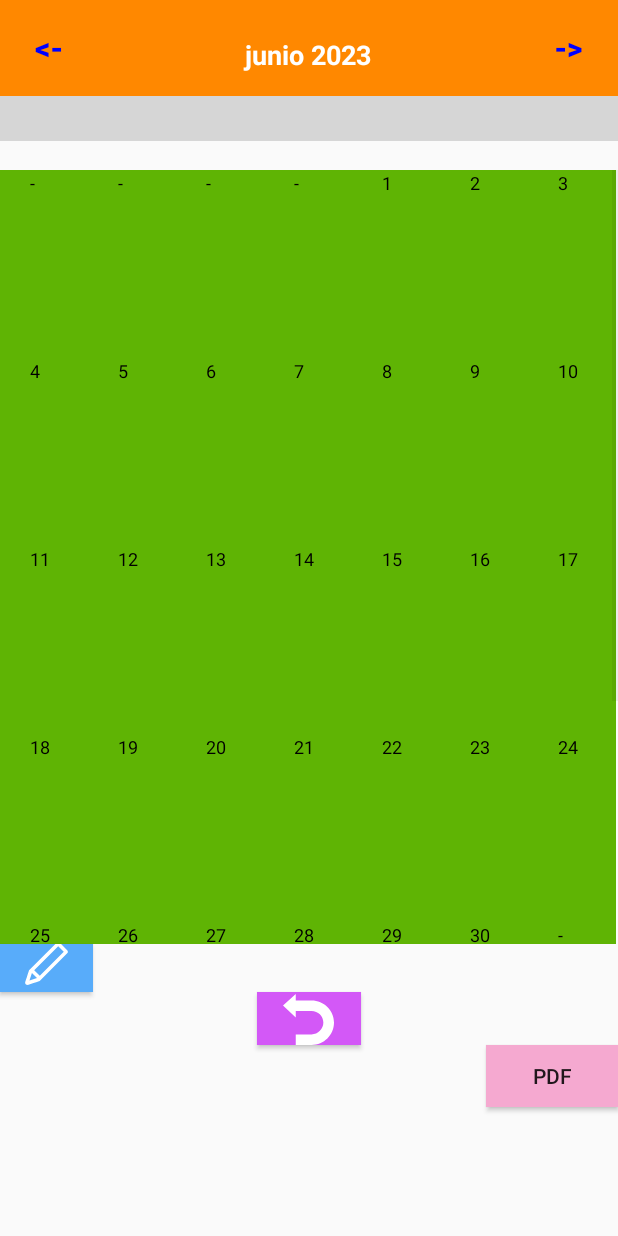
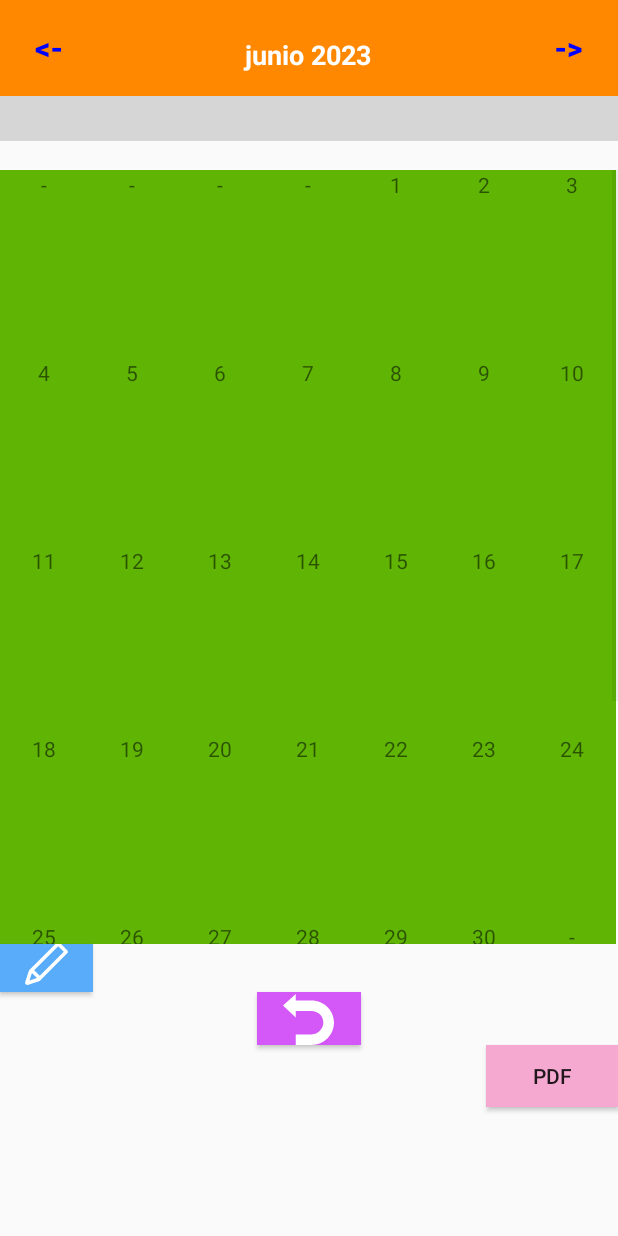
Before and after one commit to daniel-colmenares/TFG, an Android app: the MainActivity screen opened directly, with no data from a screen before it, on a phone screen of 412 x 824 dp. Run offline under Robolectric (Android 15) with nearby library versions, the phone set to English and light mode, and no system bars; libraries missing offline, so code that uses them is left out: com.itextpdf.text; pictures from the network do not load; grey boxes are pictures that could not be loaded.

Commit message:
pequeños cambios diseño

```diff
--- a/app/src/main/java/com/example/tfg/MyGridAdapter.java
+++ b/app/src/main/java/com/example/tfg/MyGridAdapter.java
@@ -82,11 +82,23 @@ public class MyGridAdapter extends ArrayAdapter {
             view = inflater.inflate(R.layout.single_cell_layout,parent,false);
         }
         view.setBackgroundColor(Color.parseColor(cellColor));
-        //nombreCal = parent.findViewById(R.id.NombreCalView);
+        //view.setBackgroundResource(R.drawable.cell_border);
+
+        // Obtener el color del fondo de la celda
+        /*int backgroundColor = Color.parseColor(cellColor);
+
+// Obtener el borde definido en el archivo de forma "cell_border.xml"
+        Drawable borderDrawable = AppCompatResources.getDrawable(getContext(),R.drawable.cell_border);
+
+// Crear una capa que combina el color de fondo y el borde
+        Drawable[] layers = {borderDrawable, new ColorDrawable(backgroundColor)};
+        LayerDrawable layerDrawable = new LayerDrawable(layers);
+
+// Establecer el fondo de la vista como la capa combinada
+        view.setBackground(layerDrawable);*/
 
 
 
-        //view.setBackgroundColor(getContext().getResources().getColor(R.color.green));
         /*lunes = view.findViewById(R.id.lunes);
         martes = view.findViewById(R.id.martes);
         miercoles = view.findViewById(R.id.miercoles);
@@ -130,8 +142,8 @@ public class MyGridAdapter extends ArrayAdapter {
         TextView Link1 = view.findViewById(R.id.link1);
         TextView Event2 = view.findViewById(R.id.evento2);
         TextView Link2 = view.findViewById(R.id.link2);
-
         ImageView EventImage = view.findViewById(R.id.imagenEvento);
+        //TextView NombreCal = view.findViewById(R.id.NombreCalView);
         if (monthDate.getTime()==0){
             Day_Number.setText("-");
         }else {
@@ -143,6 +155,7 @@ public class MyGridAdapter extends ArrayAdapter {
                 Event2.setTypeface(typeface);
                 Link1.setTypeface(typeface);
                 Link2.setTypeface(typeface);
+               //NombreCal.setTypeface(typeface);
             }
             else if (fuenteLetra.equals("serif")){
                 Typeface typeface = Typeface.create(Typeface.SERIF, Typeface.NORMAL);
@@ -151,6 +164,7 @@ public class MyGridAdapter extends ArrayAdapter {
                 Event2.setTypeface(typeface);
                 Link1.setTypeface(typeface);
                 Link2.setTypeface(typeface);
+                //NombreCal.setTypeface(typeface);
             }
             else if (fuenteLetra.equals("times")){
                 Typeface typeface = Typeface.createFromAsset(getContext().getAssets(), "fonts/times.ttf");
@@ -160,6 +174,7 @@ public class MyGridAdapter extends ArrayAdapter {
                 Event2.setTypeface(typeface);
                 Link1.setTypeface(typeface);
                 Link2.setTypeface(typeface);
+                //NombreCal.setTypeface(typeface);
             }
             else if (fuenteLetra.equals("cursivestandard")){
                 Typeface typeface = Typeface.createFromAsset(getContext().getAssets(), "fonts/cursivestandard.ttf");
@@ -168,6 +183,7 @@ public class MyGridAdapter extends ArrayAdapter {
                 Event2.setTypeface(typeface);
                 Link1.setTypeface(typeface);
                 Link2.setTypeface(typeface);
+                //NombreCal.setTypeface(typeface);
             }
         }
         Calendar eventCalendar = Calendar.getInstance();
@@ -196,28 +212,28 @@ public class MyGridAdapter extends ArrayAdapter {
                 Link2.setVisibility(View.GONE);
                }else if(arrayList.size() == 2){
                     if(events.get(0).getVIDEO().equals("")){
-                        Link1.setVisibility(View.INVISIBLE);
+                        Link1.setVisibility(View.GONE);
                     }else {
-                        String video = events.get(i).getVIDEO();
+                        String video = events.get(0).getVIDEO();
                         String truncatedVideo = video.substring(0, Math.min(video.length(), 5)) + "...";
                         Link1.setText(truncatedVideo);
                     }
                     if(events.get(1).getVIDEO().equals("")){
                         Link2.setVisibility(View.INVISIBLE);
                     }else {
-                        String video2 = events.get(i).getVIDEO();
+                        String video2 = events.get(1).getVIDEO();
                         String truncatedVideo2 = video2.substring(0, Math.min(video2.length(), 5)) + "...";
                         Link2.setText(truncatedVideo2);
                     }
                     if(events.get(0).getEVENT().equals("")){
                         Event1.setVisibility(View.INVISIBLE);
                     }else{
-                        Event1.setText(events.get(i).getEVENT());
+                        Event1.setText(events.get(0).getEVENT());
                     }
                     if(events.get(1).getEVENT().equals("")){
                         Event2.setVisibility(View.INVISIBLE);
                     }else{
-                        Event2.setText(events.get(i).getEVENT());
+                        Event2.setText(events.get(1).getEVENT());
                     }
                     EventImage.setImageURI(events.get(i).getIMAGEN());
                     Glide.with(getContext()).load(events.get(i).getIMAGEN()).into(EventImage);
--- a/app/src/main/res/drawable/cell_border.xml
+++ b/app/src/main/res/drawable/cell_border.xml
@@ -3,5 +3,5 @@
     android:shape="rectangle">
     <stroke
         android:color="@color/black"
-        android:width="10dp" />
+        android:width="1dp" />
 </shape>
--- a/app/src/main/res/layout/single_cell_layout.xml
+++ b/app/src/main/res/layout/single_cell_layout.xml
@@ -8,24 +8,18 @@
     android:background="@drawable/cell_border">
 
     <TextView
-        android:layout_width="wrap_content"
+        android:id="@+id/calendar_day"
+        android:layout_width="match_parent"
         android:layout_height="wrap_content"
-        android:layout_gravity="left"
-        android:layout_marginStart="20dp"
-        android:id="@+id/calendar_day"
-        android:textSize="12sp"
-        android:textColor="@color/black"
+        android:textSize="14dp"
+        android:gravity="center"
+         />
 
-        />
     <TextView
-        android:layout_width="wrap_content"
+        android:id="@+id/events_id"
+        android:layout_width="match_parent"
         android:layout_height="wrap_content"
-        android:layout_gravity="start"
-        android:gravity="start"
-        android:layout_marginStart="20dp"
-        android:id="@+id/events_id"
-        android:textSize="10sp"
-        android:textColor="@color/white"
+        android:textSize="13dp"
         />
 
     <ImageView
@@ -38,18 +32,21 @@
         android:id="@+id/link1"
         android:layout_width="match_parent"
         android:layout_height="wrap_content"
+        android:textSize="10dp"
         />
 
     <TextView
         android:id="@+id/evento2"
         android:layout_width="match_parent"
         android:layout_height="wrap_content"
+        android:textSize="13dp"
          />
 
     <TextView
         android:id="@+id/link2"
         android:layout_width="match_parent"
         android:layout_height="wrap_content"
+        android:textSize="10dp"
         />
 
 
```
